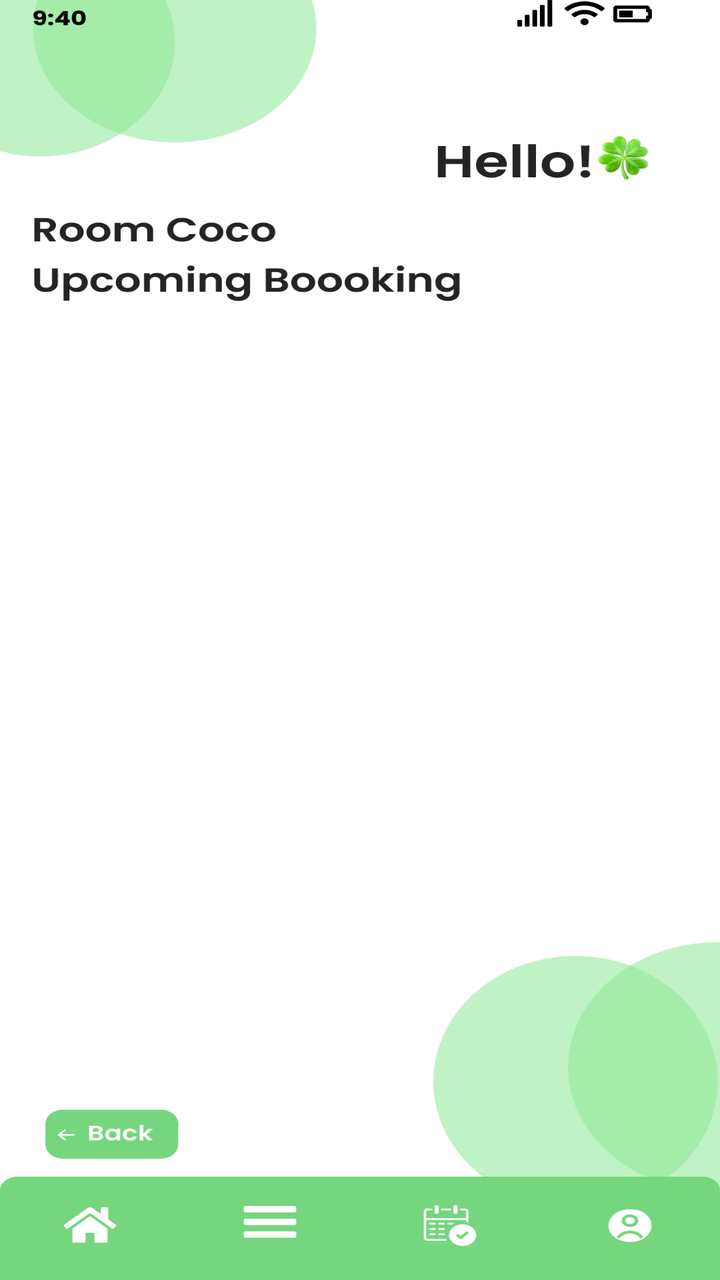
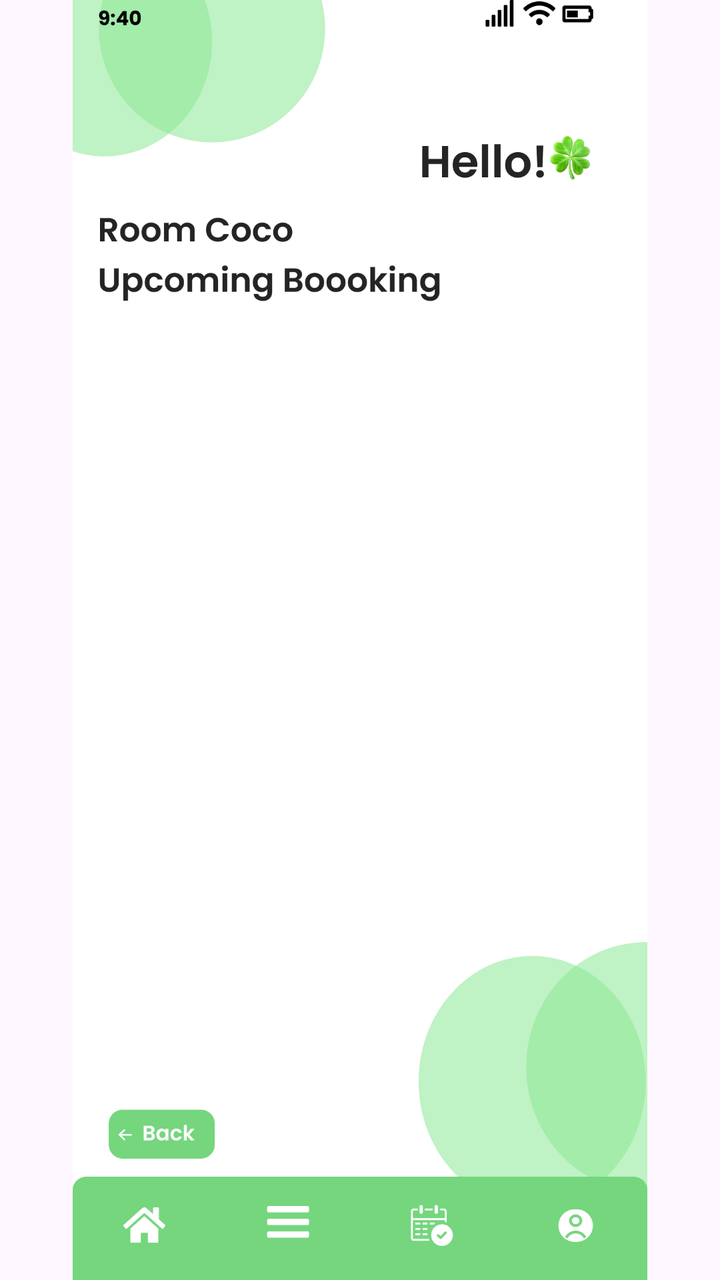

An Android layout rendered at two revisions. The XML below is the earlier revision; the diff shows what the commit changed to produce the second picture.
<!-- AndroidManifest.xml: application theme Theme.COMP2000HKSoftwareEngineeringAssessment -->
<!-- res/layout/activity_manager_roomstates_upcoming_c.xml -->
<?xml version="1.0" encoding="utf-8"?>
<androidx.constraintlayout.widget.ConstraintLayout xmlns:android="http://schemas.android.com/apk/res/android"
    xmlns:app="http://schemas.android.com/apk/res-auto"
    xmlns:tools="http://schemas.android.com/tools"
    android:id="@+id/main"
    android:layout_width="match_parent"
    android:layout_height="match_parent"
    tools:context=".manager_roomstates_upcoming_c">

    <ImageView
        android:id="@+id/iv_login_page"
        android:layout_width="match_parent"
        android:layout_height="match_parent"
        android:scaleType="fitXY"
        android:src="@drawable/manager_roomstates_upcoming_c"
        app:layout_constraintBottom_toBottomOf="parent"
        app:layout_constraintEnd_toEndOf="parent"
        app:layout_constraintStart_toStartOf="parent"
        app:layout_constraintTop_toTopOf="parent" />

    <ImageButton
        android:id="@+id/btn_managermenuhomebutton"
        android:layout_width="0dp"
        android:layout_height="0dp"
        android:background="@android:color/transparent"
        app:layout_constraintBottom_toBottomOf="parent"
        app:layout_constraintDimensionRatio="2:1"
        app:layout_constraintEnd_toEndOf="parent"
        app:layout_constraintHorizontal_bias="0.071"
        app:layout_constraintStart_toStartOf="parent"
        app:layout_constraintTop_toTopOf="parent"
        app:layout_constraintVertical_bias="0.97"
        app:layout_constraintWidth_percent="0.15 " />
    <ImageButton
        android:id="@+id/btn_managermenubutton"
        android:layout_width="0dp"
        android:layout_height="0dp"
        android:background="@android:color/transparent"
        app:layout_constraintBottom_toBottomOf="parent"
        app:layout_constraintDimensionRatio="2:1"
        app:layout_constraintEnd_toEndOf="parent"
        app:layout_constraintHorizontal_bias="0.369"
        app:layout_constraintStart_toStartOf="parent"
        app:layout_constraintTop_toTopOf="parent"
        app:layout_constraintVertical_bias="0.969"
        app:layout_constraintWidth_percent="0.15" />

    <ImageButton
        android:id="@+id/btn_managermybookingbutton"
        android:layout_width="0dp"
        android:layout_height="0dp"
        android:background="@android:color/transparent"
        app:layout_constraintBottom_toBottomOf="parent"
        app:layout_constraintDimensionRatio="2:1"
        app:layout_constraintEnd_toEndOf="parent"
        app:layout_constraintHorizontal_bias="0.644"
        app:layout_constraintStart_toStartOf="parent"
        app:layout_constraintTop_toTopOf="parent"
        app:layout_constraintVertical_bias="0.969"
        app:layout_constraintWidth_percent="0.15" />

    <ImageButton
        android:id="@+id/btn_managermyprofile"
        android:layout_width="0dp"
        android:layout_height="0dp"
        android:background="@android:color/transparent"
        app:layout_constraintBottom_toBottomOf="parent"
        app:layout_constraintDimensionRatio="2:1"
        app:layout_constraintEnd_toEndOf="parent"
        app:layout_constraintHorizontal_bias="0.957"
        app:layout_constraintStart_toStartOf="parent"
        app:layout_constraintTop_toTopOf="parent"
        app:layout_constraintVertical_bias="0.969"
        app:layout_constraintWidth_percent="0.15" />

    <ImageButton
        android:id="@+id/btn_select_datetime_select_back"
        android:layout_width="0dp"
        android:layout_height="0dp"
        android:background="@android:color/transparent"
        app:layout_constraintBottom_toBottomOf="parent"
        app:layout_constraintDimensionRatio="2.5:1"
        app:layout_constraintEnd_toEndOf="parent"
        app:layout_constraintHorizontal_bias="0.074"
        app:layout_constraintStart_toStartOf="parent"
        app:layout_constraintTop_toTopOf="parent"
        app:layout_constraintVertical_bias="0.9"
        app:layout_constraintWidth_percent="0.179 " />

</androidx.constraintlayout.widget.ConstraintLayout>
<!-- resources referenced by this layout -->
<resources>
  <!-- drawable manager_roomstates_upcoming_c: png bitmap (drawable, 83617 bytes) -->
  <style name="Theme.COMP2000HKSoftwareEngineeringAssessment" parent="Base.Theme.COMP2000HKSoftwareEngineeringAssessment" />
  <style name="Base.Theme.COMP2000HKSoftwareEngineeringAssessment" parent="Theme.Material3.DayNight.NoActionBar">
          
          
      </style>
</resources>

<!-- the commit's change to res/layout/activity_manager_roomstates_upcoming_c.xml (unified diff, before → after) -->
@@ -11,7 +11,7 @@
         android:id="@+id/iv_login_page"
         android:layout_width="match_parent"
         android:layout_height="match_parent"
-        android:scaleType="fitXY"
+        android:scaleType="fitCenter"
         android:src="@drawable/manager_roomstates_upcoming_c"
         app:layout_constraintBottom_toBottomOf="parent"
         app:layout_constraintEnd_toEndOf="parent"
